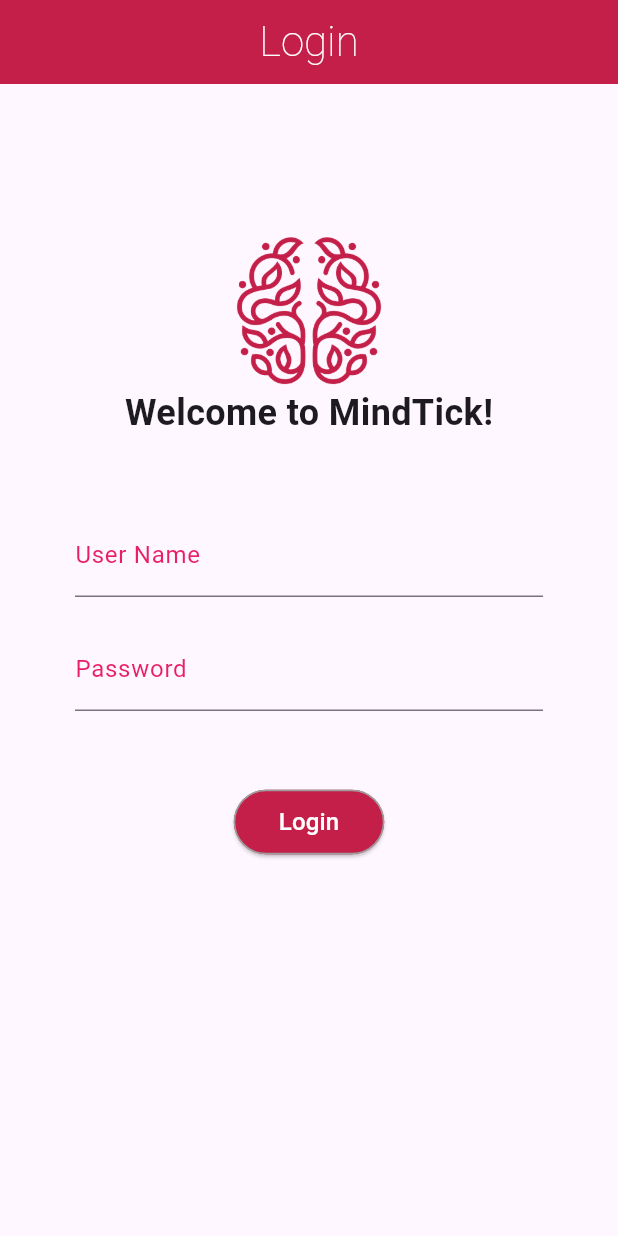
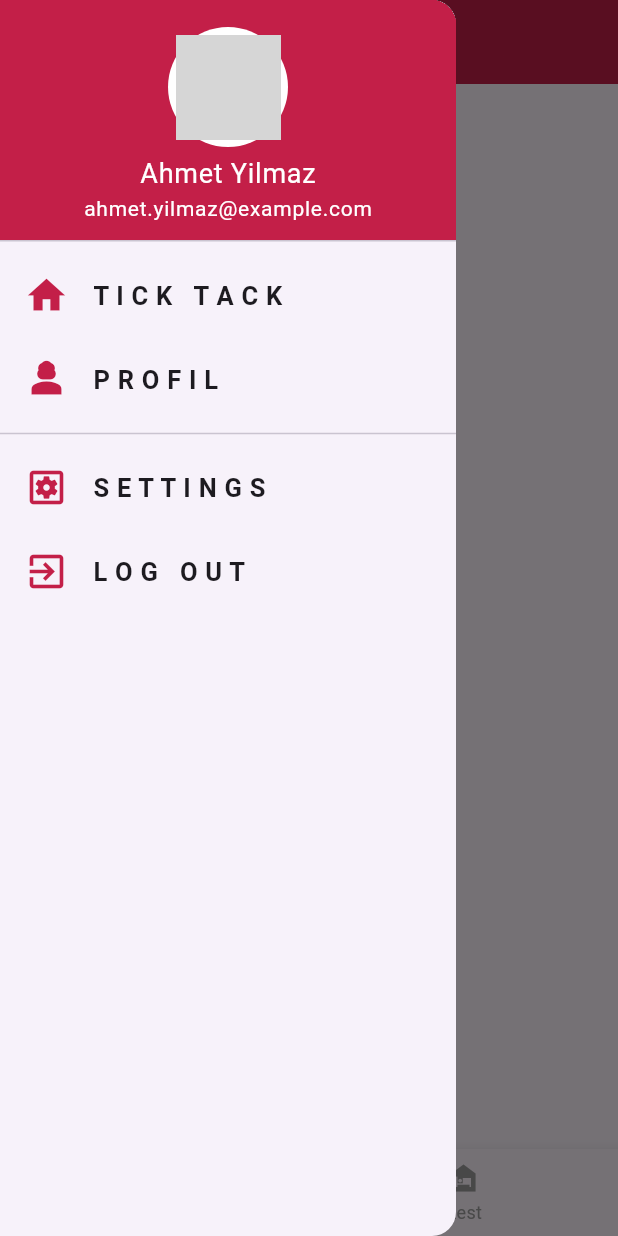
Before and after one commit to Hudakasim/pomodoro-app, a Flutter app: the screen it shows after launch, with the side drawer open (before the commit the screen has no drawer), on a phone screen of 412 x 824 dp. Run offline on Flutter 3.47's test engine with Material 3 defaults, Android fonts, the phone set to English and light mode, and no system bars; our stand-ins replace shared_preferences; grey boxes are pictures that could not be loaded.

Commit message:
final 1st edit

```diff
--- a/lib/main.dart
+++ b/lib/main.dart
@@ -1,13 +1,9 @@
-import 'package:cloudinary_url_gen/cloudinary.dart';
 import 'package:flutter/material.dart';
-import 'package:pomodoro/screens/home.dart';
-import 'package:pomodoro/screens/login.dart';
-import 'package:pomodoro/screens/settings.dart';
-
-var cloudinary = Cloudinary.fromStringUrl('cloudinary://API_KEY:API_SECRET@CLOUD_NAME');
+import 'screens/settings.dart';
+import 'screens/home.dart';
 
 void main() {
-  runApp(Pomodoro());
+    runApp(const Pomodoro());
 }
 
 class Pomodoro extends StatelessWidget {
@@ -16,13 +12,24 @@ class Pomodoro extends StatelessWidget {
     @override
     Widget build(BuildContext context) {
         return MaterialApp(
-        debugShowCheckedModeBanner: false,
-        home: Login(),  // İlk açılışta Login sayfası görünecek
+            title: 'Drawer Demo',
+            theme: ThemeData(
+                primarySwatch: Colors.blue,
+            ),
+            initialRoute: '/',
             routes: {
-          '/login': (context) => Login(),
-          '/home': (context) => Home(),
-          '/settings': (context) => Settings(),
+                '/': (context) => const Home(),
+                '/settings': (context) => const Settings(),
             },
         );
     }
 }
+
+// class HomePage extends StatelessWidget {
+//     const HomePage({super.key});
+
+//     @override
+//     Widget build(BuildContext context) {
+//         return const BasePage(title: 'Ana Sayfa', content: 'Ana Sayfa');
+//     }
+// }
--- a/lib/screens/global.dart
+++ b/lib/screens/global.dart
@@ -1,4 +1,4 @@
-library myapp.global;
+library;
 
 // Focus ve Rest sürelerini global değişkenler olarak tanımlıyoruz
 int focusTime = 25; // dakika cinsinden
--- a/lib/screens/home.dart
+++ b/lib/screens/home.dart
@@ -1,7 +1,7 @@
 import 'package:flutter/material.dart';
+import '../widgets/base.dart';
 import 'rest.dart';
 import 'focus.dart';
-import 'package:pomodoro/screens/assets_screens/custom_drawer.dart';
 
 class Home extends StatefulWidget {
   const Home({super.key});
@@ -13,60 +13,37 @@ class Home extends StatefulWidget {
 class _HomeState extends State<Home> {
   int focusTime = 25;
   int restTime = 5;
+  int _selectedIndex = 0;
 
-  List<Widget> _pages = [];
+  final List<Widget> _pages = [
+    Focus_Study(),
+    Rest(),
+  ];
 
   @override
   void initState() {
     super.initState();
-    // Burada _pages listesine focusTime parametresi ile Focus_Study ekranını ekliyoruz.
-    _pages = [
-      Focus_Study(), // focusTime'ı buraya iletiyoruz
-      Rest(),
-    ];
-	super.initState();
-    _fetchLogo(); // Logo'yu çekiyoruz
   }
 
-  int _selectedIndex = 0;
-
-  // Bottom Navigation Bar tıklama işlevi
   void _navigateBottomBar(int index) {
     setState(() {
       _selectedIndex = index;
     });
   }
 
-  String? logoUrl;
-
-  @override
-
-  // Logo URL'sini çekmek için API isteği
-  Future<void> _fetchLogo() async {
-    setState(() {
-      logoUrl = 'https://res.cloudinary.com/dcho616lp/image/upload/v1744061032/logo-MinkTick.png';
-    });
-  }
-
   @override
   Widget build(BuildContext context) {
-    return Scaffold(
-      appBar: AppBar(
-        iconTheme: IconThemeData(color: Colors.white),
-        title: Center(
-          child: Padding(
-            padding: const EdgeInsets.fromLTRB(0, 0, 50, 0),
-            child: Text("Home", style: TextStyle(fontSize: 28, fontWeight: FontWeight.w200, color: Colors.white)),
+    return BasePage(
+      title: 'Tick Tack',
+      content: Column(
+        children: [
+          Expanded(
+            child: _pages[_selectedIndex],
           ),
-        ),
-        backgroundColor: Color(0xFFC31F48),
-      ),
-      drawer: CustomDrawer(logoUrl: logoUrl),
-      body: _pages[_selectedIndex],
-      bottomNavigationBar: BottomNavigationBar(
+          BottomNavigationBar(
             currentIndex: _selectedIndex,
             onTap: _navigateBottomBar,
-        items: [
+            items: const [
               BottomNavigationBarItem(
                 icon: Icon(Icons.timer),
                 label: 'Focus',
@@ -76,8 +53,10 @@ class _HomeState extends State<Home> {
                 label: 'Rest',
               ),
             ],
-        selectedItemColor: Color(0xFFC31F48),
+            selectedItemColor: const Color(0xFFC31F48),
             unselectedItemColor: Colors.grey,
+          ),
+        ],
       ),
     );
   }
--- /dev/null
+++ b/lib/widgets/app_bar.dart
@@ -0,0 +1,44 @@
+import 'package:flutter/material.dart';
+
+class CustomAppBar extends StatelessWidget implements PreferredSizeWidget {
+    final String title;
+
+    const CustomAppBar({super.key, required this.title});
+
+    @override
+    Widget build(BuildContext context) {
+        return AppBar(
+            iconTheme: IconThemeData(color: Colors.white),
+            title: Text(title, style: TextStyle(fontSize: 28, fontWeight: FontWeight.w200, color: Colors.white)),
+            actions: [
+                Padding(
+                    padding: const EdgeInsets.fromLTRB(0, 0, 50, 0),
+                    child: GestureDetector(
+                        onTap: () => Navigator.pushNamed(context, '/settings'),
+                        child: Image.asset(
+                            'assets/logo.png',
+                            height: 30,
+                        ),
+                    ),
+                ),
+            ],
+            backgroundColor: Color(0xFFC31F48),
+        );
+    }
+
+    @override
+    Size get preferredSize => const Size.fromHeight(kToolbarHeight);
+}
+      // appBar: AppBar(
+      //   iconTheme: IconThemeData(color: Colors.white),
+      //   title: Center(
+      //     child: Padding(
+      //       padding: const EdgeInsets.fromLTRB(0, 0, 50, 0),
+      //       child: Text(
+      //         "Settings",
+      //         style: TextStyle(fontSize: 28, fontWeight: FontWeight.w200, color: Colors.white),
+      //       ),
+      //     ),
+      //   ),
+      //   backgroundColor: Color(0xFFC31F48),
+      // ),
--- /dev/null
+++ b/lib/widgets/base.dart
@@ -0,0 +1,23 @@
+import 'package:flutter/material.dart';
+import 'app_bar.dart';
+import 'drawer.dart';
+
+class BasePage extends StatelessWidget {
+  final String title;
+  final Widget content;  // Changed from String to Widget
+
+  const BasePage({
+    super.key,
+    required this.title,
+    required this.content,
+  });
+
+  @override
+  Widget build(BuildContext context) {
+    return Scaffold(
+      appBar: CustomAppBar(title: title),
+      drawer: const DrawerMenu(),
+      body: Center(child: content),
+    );
+  }
+}
--- /dev/null
+++ b/lib/widgets/drawer.dart
@@ -0,0 +1,111 @@
+import 'package:flutter/material.dart';
+
+class DrawerMenu extends StatelessWidget {
+  const DrawerMenu({super.key});
+
+  void _navigate(BuildContext context, String route) {
+    Navigator.pop(context);
+    if (ModalRoute.of(context)?.settings.name != route) {
+      Navigator.pushReplacementNamed(context, route);
+    }
+  }
+
+  void _logout(BuildContext context) {
+    showDialog(
+      context: context,
+      builder: (BuildContext context) {
+        return AlertDialog(
+          title: const Text('Log out'),
+          content: const Text('Sure you want to log out?'),
+          actions: [
+            TextButton(
+              child: const Text('Cancle'),
+              onPressed: () => Navigator.of(context).pop(),
+            ),
+            TextButton(
+              child: const Text('log out'),
+              onPressed: () {
+                Navigator.of(context).pop();
+                Navigator.of(context).pushNamedAndRemoveUntil('/', (route) => false);
+                ScaffoldMessenger.of(context).showSnackBar(
+                  const SnackBar(content: Text('you successfully loged out')),
+                );
+              },
+            ),
+          ],
+        );
+      },
+    );
+  }
+
+  @override
+  Widget build(BuildContext context) {
+    return Drawer(
+      child: ListView(
+        children: <Widget>[
+          // Updated Drawer Header (using local asset)
+          DrawerHeader(
+            decoration: BoxDecoration(
+              color: Color(0xFFC31F48),
+            ),
+            child: Column(
+              mainAxisAlignment: MainAxisAlignment.center,
+              children: [
+                CircleAvatar(
+                  backgroundColor: Colors.white,
+                  radius: 40,
+                  child: ClipOval(
+                    child: Image.asset(
+                      'assets/avatar.png', // Local asset
+                      width: 70,
+                      height: 70,
+                      fit: BoxFit.cover,
+                    ),
+                  ),
+                ),
+                const SizedBox(height: 4),
+                const Text(
+                  'Ahmet Yilmaz',
+                  style: TextStyle(
+                    color: Colors.white,
+                    fontSize: 18,
+                  ),
+                ),
+                const Text(
+                  'ahmet.yilmaz@example.com',
+                  style: TextStyle(
+                    color: Colors.white,
+                    fontSize: 14,
+                  ),
+                ),
+              ],
+            ),
+          ),
+          // Updated ListTiles (styled like old drawer)
+          ListTile(
+            leading: const Icon(Icons.home, color: Color(0xFFC31F48), size: 30),
+            title: const Text('T I C K   T A C K', style: TextStyle(fontSize: 17, fontWeight: FontWeight.bold)),
+            onTap: () => _navigate(context, '/'),
+          ),
+          ListTile(
+            leading: const Icon(Icons.person_3_sharp, color: Color(0xFFC31F48), size: 30),
+            title: const Text('P R O F I L', style: TextStyle(fontSize: 17, fontWeight: FontWeight.bold)),
+            onTap: () => _navigate(context, '/profil'),
+          ),
+          // ... Repeat for other pages (Page3-5) ...
+          const Divider(),
+          ListTile(
+            leading: const Icon(Icons.settings_applications_outlined, color: Color(0xFFC31F48), size: 30),
+            title: const Text('S E T T I N G S', style: TextStyle(fontSize: 17, fontWeight: FontWeight.bold)),
+            onTap: () => _navigate(context, '/settings'),
+          ),
+          ListTile(
+            leading: const Icon(Icons.exit_to_app, color: Color(0xFFC31F48), size: 30),
+            title: const Text('L O G   O U T', style: TextStyle(fontSize: 17, fontWeight: FontWeight.bold)),
+            onTap: () => _logout(context),
+          ),
+        ],
+      ),
+    );
+  }
+}
```
Also changed, not shown: lib/screens/assets_screens/custom_drawer.dart (deleted, +0 -68 lines), lib/screens/settings.dart (+28 -37 lines), pubspec.yaml (+2 -9 lines), assets/images/2.png (renamed from lib/assets/images/2.png), assets/logo.png (renamed from lib/assets/images/1.png), lib/screens/profil.dart (added), pubspec.lock, 1 other file. Lines whose indentation alone changed are shown as unchanged.
